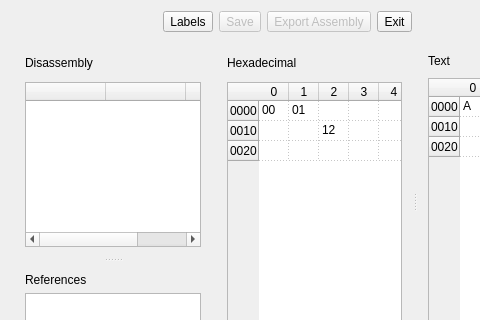
First picture: the form in mainwindow.ui, repository ivop/frida, before the edit; both pictures show x 200 to 680 and y 0 to 320 of the 824 by 687 pixel window.
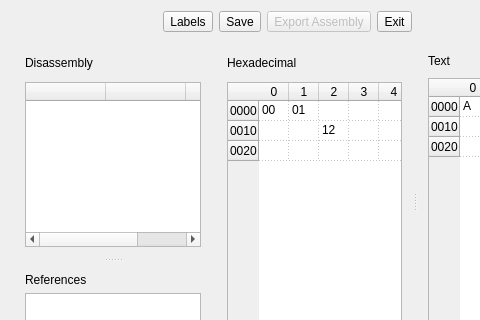
Second picture: the form after the edit. Icons and pictures are not drawn.

Patch:
```diff
--- a/mainwindow.ui
+++ b/mainwindow.ui
@@ -98,7 +98,7 @@
       <item>
        <widget class="QToolButton" name="saveButton">
         <property name="enabled">
-         <bool>false</bool>
+         <bool>true</bool>
         </property>
         <property name="focusPolicy">
          <enum>Qt::NoFocus</enum>
```
Left out of the diff: 10 changed lines with no effect on the pictures.
